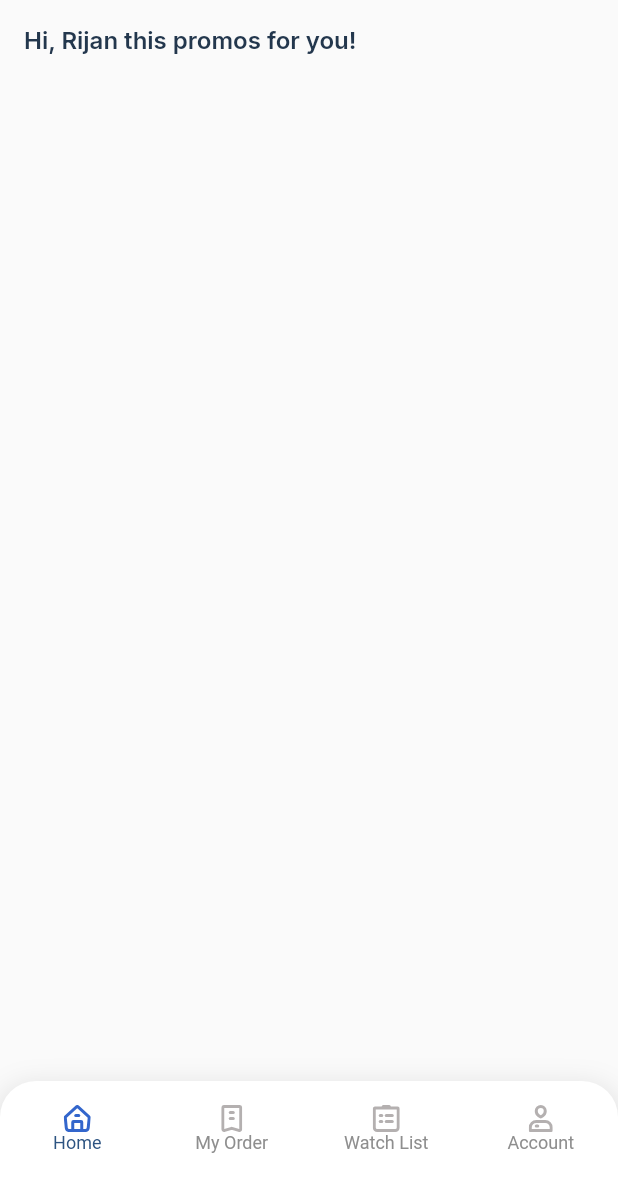
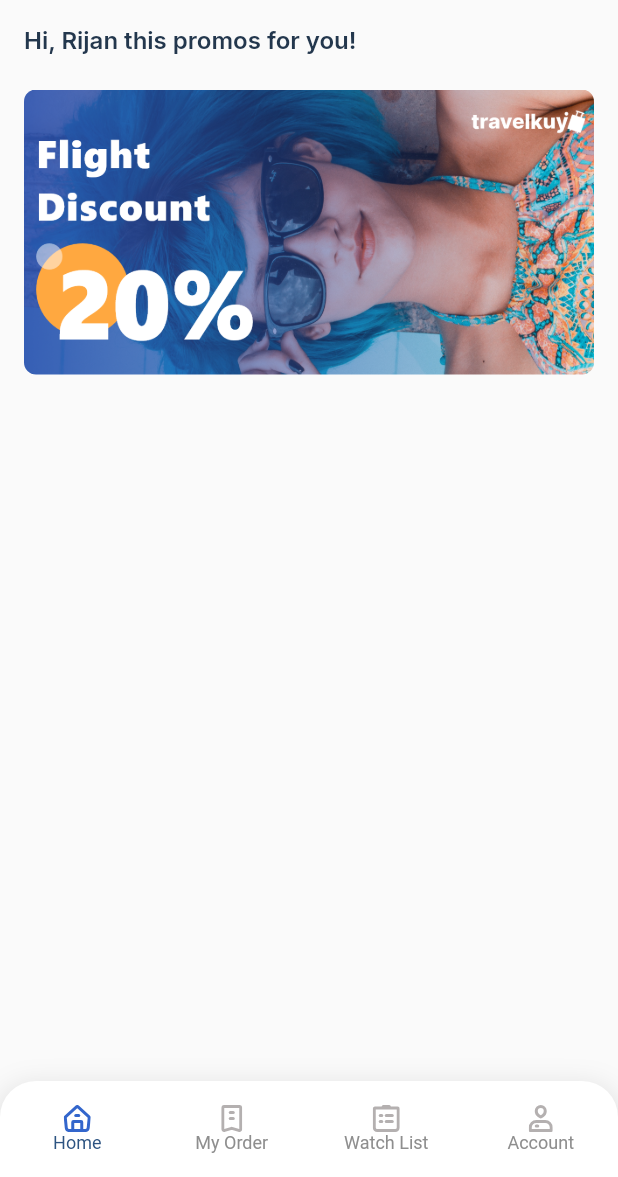
Before and after one commit to DeveloperRijan/flutter-travel-booking-app, a Flutter app: the screen it shows after launch, on a phone screen of 412 x 824 dp, the part 59-1236 px from its top. Run offline on Flutter 3.47's test engine with Material 2 defaults, Android fonts, the phone set to English and light mode, and no system bars; our stand-ins replace flutter_svg, flutter_swiper, google_fonts.

Commit message:
Home carousel done, carousel model created and set dummy carousels data

```diff
--- a/lib/main.dart
+++ b/lib/main.dart
@@ -1,3 +1,4 @@
+// @dart=2.9
 import 'package:flutter/material.dart';
 import 'package:travel_booking_app/screen/home_screen.dart';
 
--- a/lib/screen/home_screen.dart
+++ b/lib/screen/home_screen.dart
@@ -1,7 +1,9 @@
 import 'package:flutter/material.dart';
 import 'package:flutter_svg/svg.dart';
+import 'package:flutter_swiper/flutter_swiper.dart';
 import 'package:travel_booking_app/constants/color_constant.dart';
 import 'package:travel_booking_app/constants/style_constant.dart';
+import 'package:travel_booking_app/models/carousel_model.dart';
 import 'package:travel_booking_app/widgets/bottom_navigation_travelkuy.dart';
 
 class HomeScreen extends StatefulWidget {
@@ -10,6 +12,16 @@ class HomeScreen extends StatefulWidget {
 }
 
 class _HomeScreenState extends State<HomeScreen> {
+  int _current = 0;
+
+  List<T> map<T>(List list, Function handler) {
+    List<T> result = [];
+    for (var i = 0; i < list.length; i++) {
+      result.add(handler(i, list[i]));
+    }
+    return result;
+  }
+
   @override
   Widget build(BuildContext context) {
     //setting up appbar
@@ -33,12 +45,46 @@ class _HomeScreenState extends State<HomeScreen> {
           children: <Widget>[
             //Promos Section
             Padding(
-              padding: EdgeInsets.only(left: 16, right: 16),
+              padding: EdgeInsets.only(left: 16, bottom: 24),
               child: Text(
                 "Hi, Rijan this promos for you!",
                 style: mTitleStyle,
               ),
             ),
+            Container(
+              alignment: Alignment.centerLeft,
+              margin: EdgeInsets.only(left: 16, right: 16),
+              width: MediaQuery.of(context).size.width,
+              child: Column(
+                mainAxisAlignment: MainAxisAlignment.start,
+                crossAxisAlignment: CrossAxisAlignment.start,
+                children: <Widget>[
+                  Container(
+                    width: MediaQuery.of(context).size.width,
+                    height: 190,
+                    child: Swiper(
+                      onIndexChanged: (index) {
+                        setState(() {
+                          _current = index;
+                        });
+                      },
+                      autoplay: true,
+                      layout: SwiperLayout.DEFAULT,
+                      itemCount: carousels.length,
+                      itemBuilder: (BuildContext context, index) {
+                        return Container(
+                          decoration: BoxDecoration(
+                              borderRadius: BorderRadius.circular(8),
+                              image: DecorationImage(
+                                  image: AssetImage(carousels[index].image),
+                                  fit: BoxFit.cover)),
+                        );
+                      },
+                    ),
+                  )
+                ],
+              ),
+            )
           ],
         ),
       ),
```
Also changed, not shown: lib/models/carousel_model.dart (added, +14 -0 lines).
